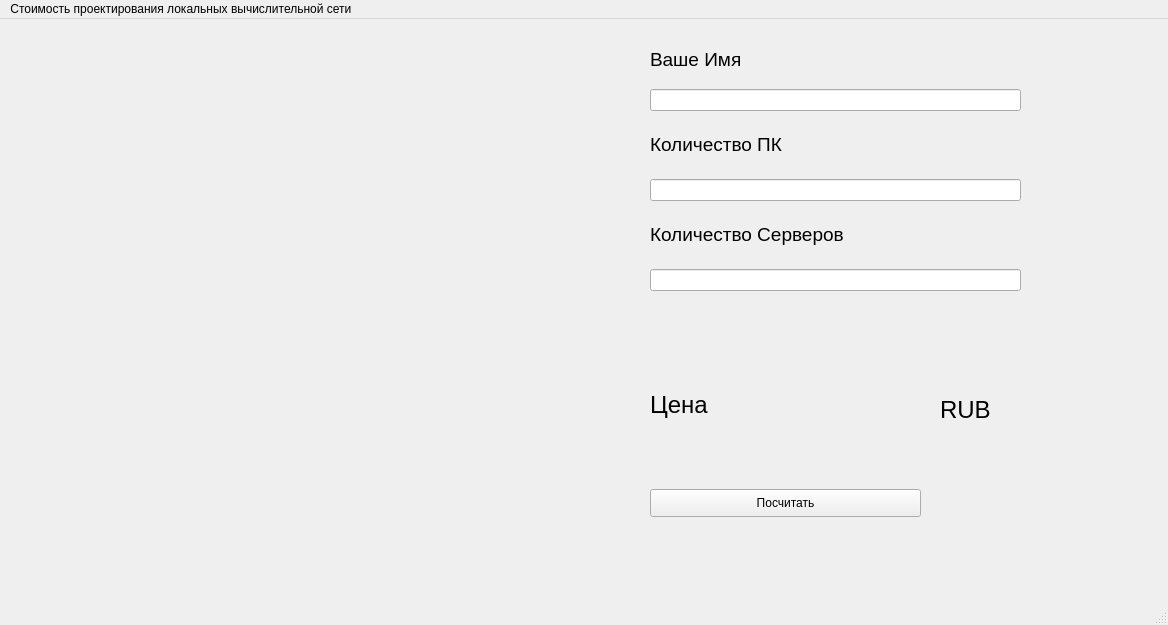
The window that CalculateCostOfLoclalNetwork/mainwindow.ui (FANDIM-wolf/FANDIM-wolf) describes before a commit, drawn with Qt 5.
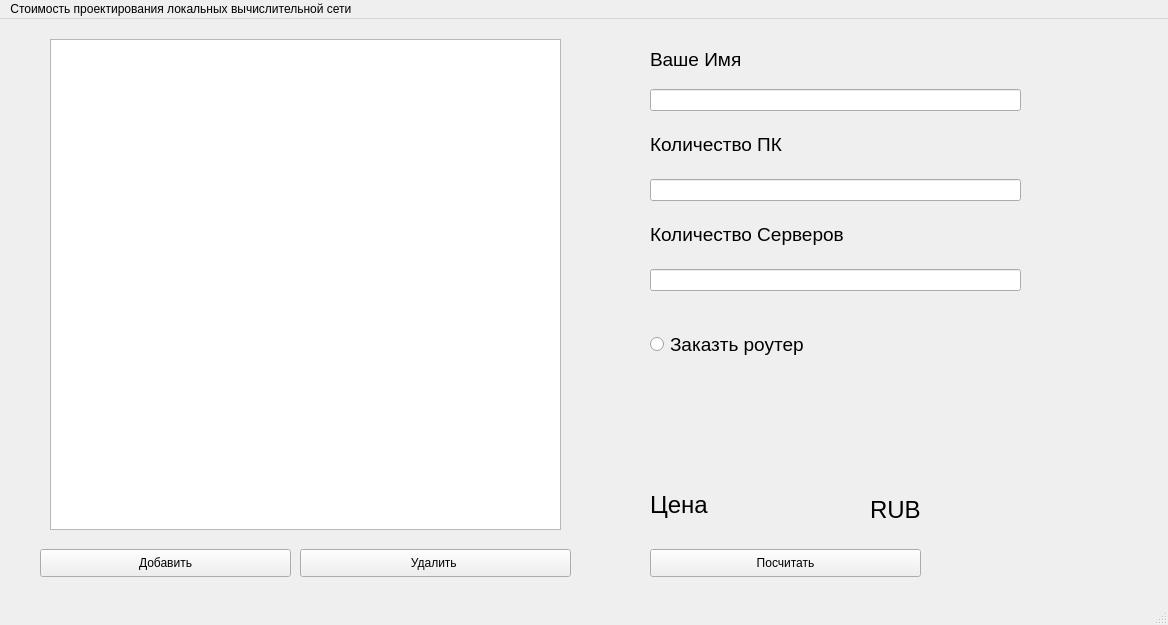
The same window after the commit.

What changed in the file:
```diff
--- a/CalculateCostOfLoclalNetwork/mainwindow.ui
+++ b/CalculateCostOfLoclalNetwork/mainwindow.ui
@@ -18,7 +18,7 @@
     <property name="geometry">
      <rect>
       <x>650</x>
-      <y>470</y>
+      <y>530</y>
       <width>271</width>
       <height>28</height>
      </rect>
@@ -89,7 +89,7 @@
     <property name="geometry">
      <rect>
       <x>650</x>
-      <y>360</y>
+      <y>460</y>
       <width>201</width>
       <height>51</height>
      </rect>
@@ -107,8 +107,8 @@
    <widget class="QLabel" name="label_4">
     <property name="geometry">
      <rect>
-      <x>940</x>
-      <y>370</y>
+      <x>870</x>
+      <y>470</y>
       <width>91</width>
       <height>41</height>
      </rect>
@@ -152,6 +152,60 @@
      <string>Ваше Имя</string>
     </property>
    </widget>
+   <widget class="QPushButton" name="pushButton_2">
+    <property name="geometry">
+     <rect>
+      <x>40</x>
+      <y>530</y>
+      <width>251</width>
+      <height>28</height>
+     </rect>
+    </property>
+    <property name="text">
+     <string>Добавить</string>
+    </property>
+   </widget>
+   <widget class="QPushButton" name="pushButton_3">
+    <property name="geometry">
+     <rect>
+      <x>300</x>
+      <y>530</y>
+      <width>271</width>
+      <height>28</height>
+     </rect>
+    </property>
+    <property name="text">
+     <string>Удалить </string>
+    </property>
+   </widget>
+   <widget class="QTableView" name="tableView">
+    <property name="geometry">
+     <rect>
+      <x>50</x>
+      <y>20</y>
+      <width>511</width>
+      <height>491</height>
+     </rect>
+    </property>
+   </widget>
+   <widget class="QRadioButton" name="radioButton">
+    <property name="geometry">
+     <rect>
+      <x>650</x>
+      <y>310</y>
+      <width>241</width>
+      <height>31</height>
+     </rect>
+    </property>
+    <property name="font">
+     <font>
+      <pointsize>14</pointsize>
+     </font>
+    </property>
+    <property name="text">
+     <string>Заказть роутер </string>
+    </property>
+   </widget>
   </widget>
   <widget class="QMenuBar" name="menubar">
    <property name="geometry">
```
